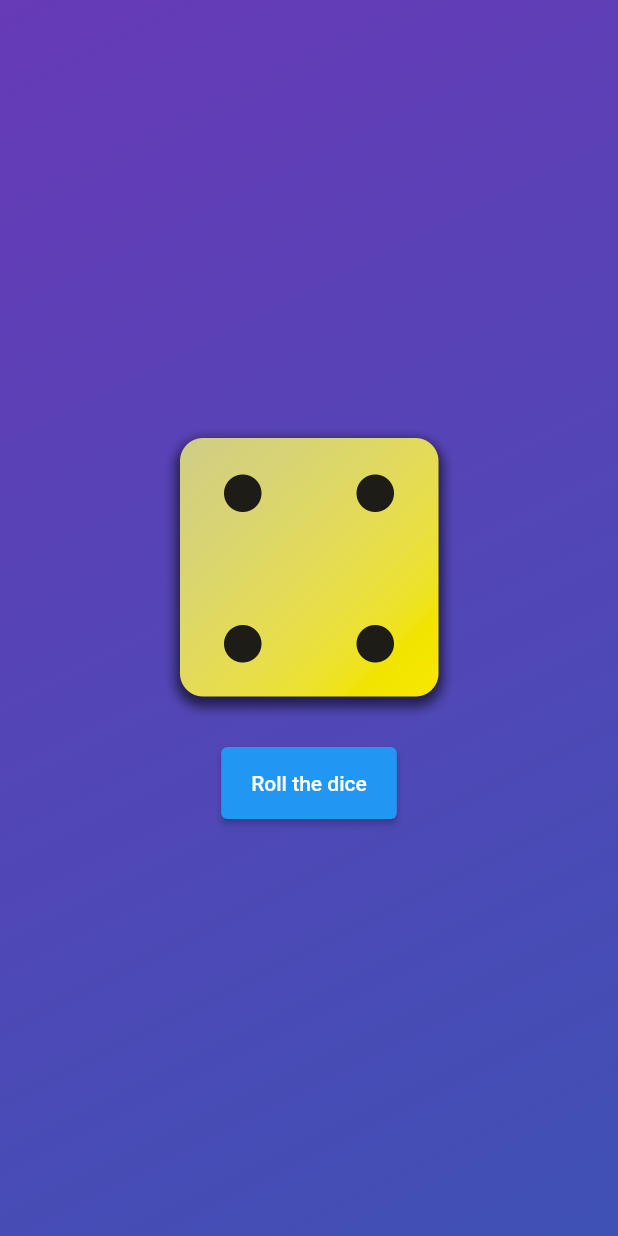
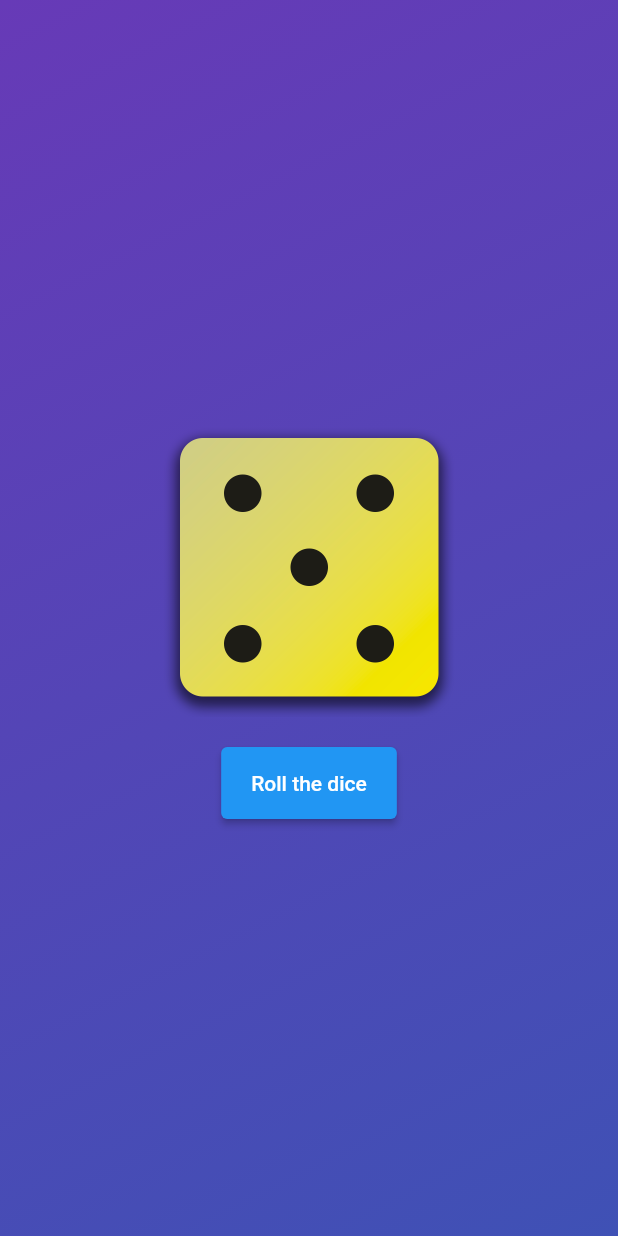
Before and after one commit to daniel-liberto/dart-app, a Flutter app: the screen it shows after launch, after a tap on "Roll the dice", on a phone screen of 412 x 824 dp. Run offline on Flutter 3.47's test engine with Material 2 defaults, Android fonts, the phone set to English and light mode, and no system bars.

```diff
--- a/lib/dice_roller.dart
+++ b/lib/dice_roller.dart
@@ -1,6 +1,9 @@
+import 'dart:math';
 import 'package:flutter/material.dart';
-// statefulwidget works with things that change value or image
-// statelesswidget work with static things
+// statefulwidget works with widgets that change value or image.
+// statelesswidget work with static widgets.
+
+final randomizer = Random();
 
 // this one always works with two classes
 class DiceRoller extends StatefulWidget {
@@ -15,12 +18,12 @@ class DiceRoller extends StatefulWidget {
 // this class has to start with _Underline and are private class
 // that cannot be access from outside of here, even if you import
 class _DiceRollerState extends State<DiceRoller> {
-  var activeDiceImage = 'assets/img/dice-2.png';
+  var currentDiceRoll = 2;
 
   void rollDice() {
     setState(() {
       // is a "React.setEffect" type, where you can "re-render" widgets
-      activeDiceImage = 'assets/img/dice-4.png';
+      currentDiceRoll = randomizer.nextInt(6) + 1;
     });
   }
 
@@ -30,7 +33,7 @@ class _DiceRollerState extends State<DiceRoller> {
       mainAxisSize: MainAxisSize.min,
       children: [
         Image.asset(
-          activeDiceImage,
+          'assets/img/dice-$currentDiceRoll.png',
           width: 200,
         ),
         const SizedBox(height: 20),
```
